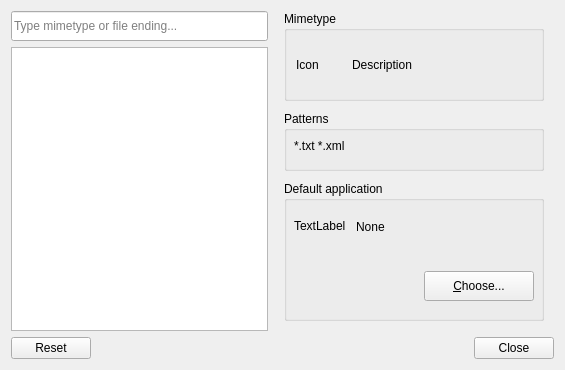
Before: the Qt Designer form razor-config-file-associations/mimetypeviewer.ui in lxqt/lxqt-config, drawn with Qt 5.
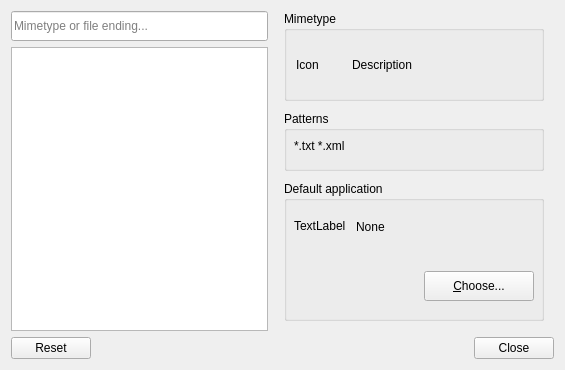
After: the same form once the commit is applied.

Commit message: config-file-associations: add search icon to search lineedit

Patch:
```diff
--- a/razor-config-file-associations/mimetypeviewer.ui
+++ b/razor-config-file-associations/mimetypeviewer.ui
@@ -209,7 +209,7 @@
       <string/>
      </property>
      <property name="placeholderText">
-      <string>Type mimetype or file ending...</string>
+      <string>Mimetype or file ending...</string>
      </property>
     </widget>
    </item>
```
The commit also changes 2 other files.
